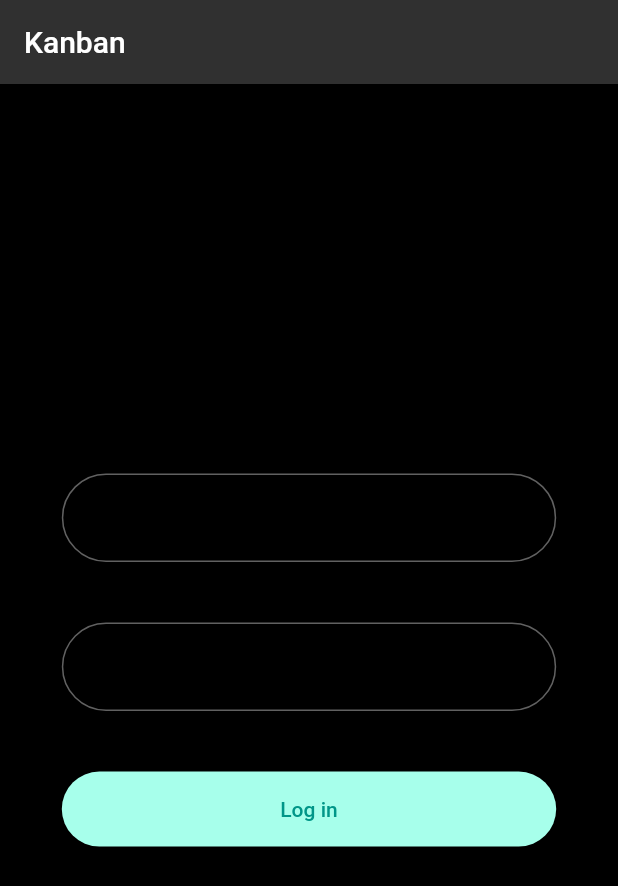
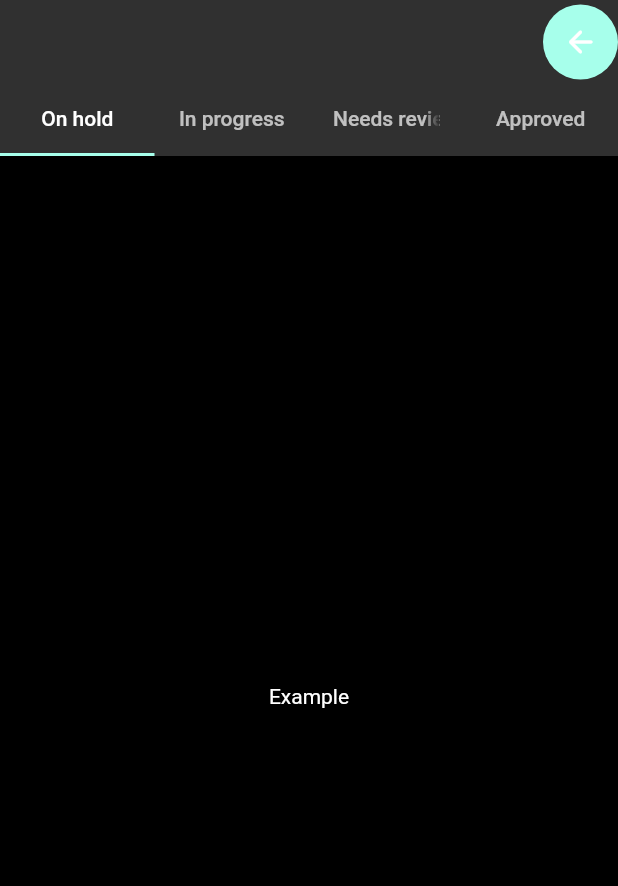
Before and after one commit to lelsweyr17/login_demo_app, a Flutter app: the screen it shows after launch, on a phone screen of 412 x 824 dp. Shown: the top 886 px of the screen. Run offline on Flutter 3.47's test engine with Material 2 defaults, Android fonts, the phone set to English and light mode, and no system bars.

Commit message:
UI added home page

```diff
--- a/lib/app/my_app.dart
+++ b/lib/app/my_app.dart
@@ -1,4 +1,5 @@
 import 'package:flutter/material.dart';
+import 'package:login_demo_app/app/pages/home_page.dart';
 import 'package:login_demo_app/app/pages/login_page.dart';
 import 'package:login_demo_app/app/theme.dart';
 
@@ -8,13 +9,13 @@ class MyApp extends StatelessWidget {
     return MaterialApp(
       title: 'Flutter Demo',
       theme: Themes.mainTheme(),
-      initialRoute: '/',
+      initialRoute: '/home',
       routes: appRoutes,
     );
   }
 
   final Map<String, WidgetBuilder> appRoutes = {
     '/': (context) => LoginPage(),
-    // '/home' : (context) => HomePage(),
+    '/home' : (context) => HomePage(),
   };
 }
--- /dev/null
+++ b/lib/app/pages/home_page.dart
@@ -0,0 +1,38 @@
+import 'package:flutter/material.dart';
+
+class HomePage extends StatelessWidget {
+  @override
+  Widget build(BuildContext context) {
+    return DefaultTabController(
+      length: 4,
+      child: Scaffold(
+        appBar: AppBar(
+          automaticallyImplyLeading: false,
+          actions: [
+            Container(
+                height: 50,
+                width: 50,
+                decoration: BoxDecoration(
+                  shape: BoxShape.circle,
+                  color: Theme.of(context).accentColor,
+                ),
+                child: IconButton(
+                    icon: Icon(Icons.arrow_back_rounded),
+                    onPressed: () {},
+                    splashRadius: 25)
+                ),
+          ],
+          bottom: TabBar(
+            tabs: [
+              Tab(text: 'On hold'),
+              Tab(text: 'In progress'),
+              Tab(text: 'Needs review'),
+              Tab(text: 'Approved'),
+            ],
+          ),
+        ),
+        body: Center(child: Text('Example')),
+      ),
+    );
+  }
+}
```
